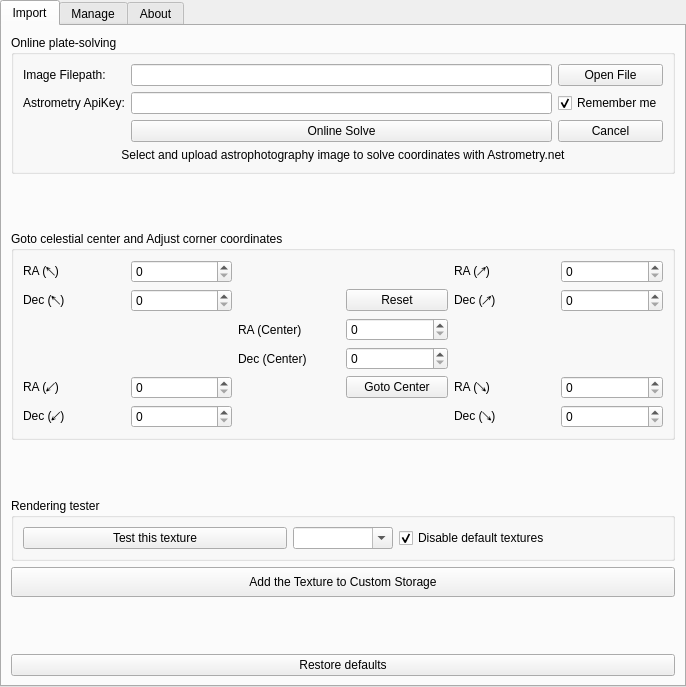
Above: plugins/NebulaTextures/src/gui/nebulaTexturesDialog.ui from Stellarium/stellarium before the change. Below: the same form after it.
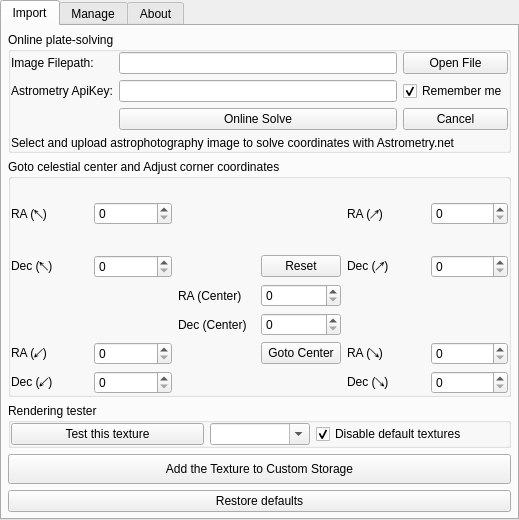
That is the form after the change. Custom widgets are drawn as their Qt base class.

Commit message: Let's make GUI a compact

Diff of the .ui file:
```diff
--- a/plugins/NebulaTextures/src/gui/nebulaTexturesDialog.ui
+++ b/plugins/NebulaTextures/src/gui/nebulaTexturesDialog.ui
@@ -6,8 +6,8 @@
    <rect>
     <x>0</x>
     <y>0</y>
-    <width>686</width>
-    <height>687</height>
+    <width>519</width>
+    <height>520</height>
    </rect>
   </property>
   <property name="windowTitle">
@@ -49,6 +49,18 @@
        <string>Import</string>
       </attribute>
       <layout class="QVBoxLayout" name="verticalLayout_6">
+       <property name="leftMargin">
+        <number>6</number>
+       </property>
+       <property name="topMargin">
+        <number>6</number>
+       </property>
+       <property name="rightMargin">
+        <number>6</number>
+       </property>
+       <property name="bottomMargin">
+        <number>6</number>
+       </property>
        <item>
         <layout class="QVBoxLayout" name="verticalLayout_5">
          <item>
@@ -57,6 +69,18 @@
             <string>Online plate-solving</string>
            </property>
            <layout class="QVBoxLayout" name="verticalLayout_8">
+            <property name="leftMargin">
+             <number>0</number>
+            </property>
+            <property name="topMargin">
+             <number>0</number>
+            </property>
+            <property name="rightMargin">
+             <number>0</number>
+            </property>
+            <property name="bottomMargin">
+             <number>0</number>
+            </property>
             <item>
              <layout class="QGridLayout" name="gridLayout_2">
               <item row="0" column="2">
@@ -109,7 +133,7 @@
               <item row="1" column="1">
                <widget class="QLineEdit" name="lineEditApiKey">
                 <property name="echoMode">
-                 <enum>QLineEdit::EchoMode::PasswordEchoOnEdit</enum>
+                 <enum>QLineEdit::Normal</enum>
                 </property>
                </widget>
               </item>
@@ -136,9 +160,6 @@
               <property name="text">
                <string>Select and upload astrophotography image to solve coordinates with Astrometry.net</string>
               </property>
-              <property name="alignment">
-               <set>Qt::AlignmentFlag::AlignCenter</set>
-              </property>
              </widget>
             </item>
            </layout>
@@ -146,25 +167,24 @@
          </item>
         </layout>
        </item>
-       <item>
-        <spacer name="verticalSpacer">
-         <property name="orientation">
-          <enum>Qt::Orientation::Vertical</enum>
-         </property>
-         <property name="sizeHint" stdset="0">
-          <size>
-           <width>20</width>
-           <height>40</height>
-          </size>
-         </property>
-        </spacer>
-       </item>
        <item>
         <widget class="QGroupBox" name="groupBox_3">
          <property name="title">
           <string>Goto celestial center and Adjust corner coordinates</string>
          </property>
          <layout class="QVBoxLayout" name="verticalLayout_9">
+          <property name="leftMargin">
+           <number>0</number>
+          </property>
+          <property name="topMargin">
+           <number>0</number>
+          </property>
+          <property name="rightMargin">
+           <number>0</number>
+          </property>
+          <property name="bottomMargin">
+           <number>0</number>
+          </property>
           <item>
            <layout class="QGridLayout" name="gridLayout_3">
             <item row="1" column="0">
@@ -262,7 +282,7 @@
             <item row="0" column="2" colspan="2">
              <spacer name="horizontalSpacer">
               <property name="orientation">
-               <enum>Qt::Orientation::Horizontal</enum>
+               <enum>Qt::Vertical</enum>
               </property>
               <property name="sizeHint" stdset="0">
                <size>
@@ -317,25 +337,24 @@
          </layout>
         </widget>
        </item>
-       <item>
-        <spacer name="verticalSpacer_2">
-         <property name="orientation">
-          <enum>Qt::Orientation::Vertical</enum>
-         </property>
-         <property name="sizeHint" stdset="0">
-          <size>
-           <width>20</width>
-           <height>40</height>
-          </size>
-         </property>
-        </spacer>
-       </item>
        <item>
         <widget class="QGroupBox" name="groupBox_5">
          <property name="title">
           <string>Rendering tester</string>
          </property>
          <layout class="QVBoxLayout" name="verticalLayout_10">
+          <property name="leftMargin">
+           <number>0</number>
+          </property>
+          <property name="topMargin">
+           <number>0</number>
+          </property>
+          <property name="rightMargin">
+           <number>0</number>
+          </property>
+          <property name="bottomMargin">
+           <number>0</number>
+          </property>
           <item>
            <layout class="QHBoxLayout" name="horizontalLayout_3">
             <item>
@@ -395,19 +414,6 @@
          </property>
         </widget>
        </item>
-       <item>
-        <spacer name="verticalSpacer_3">
-         <property name="orientation">
-          <enum>Qt::Orientation::Vertical</enum>
-         </property>
-         <property name="sizeHint" stdset="0">
-          <size>
-           <width>20</width>
-           <height>40</height>
-          </size>
-         </property>
-        </spacer>
-       </item>
        <item>
         <widget class="QPushButton" name="restoreDefaultsButton">
          <property name="sizePolicy">
```
Left out of the diff: 4 changed lines with no effect on the pictures.
